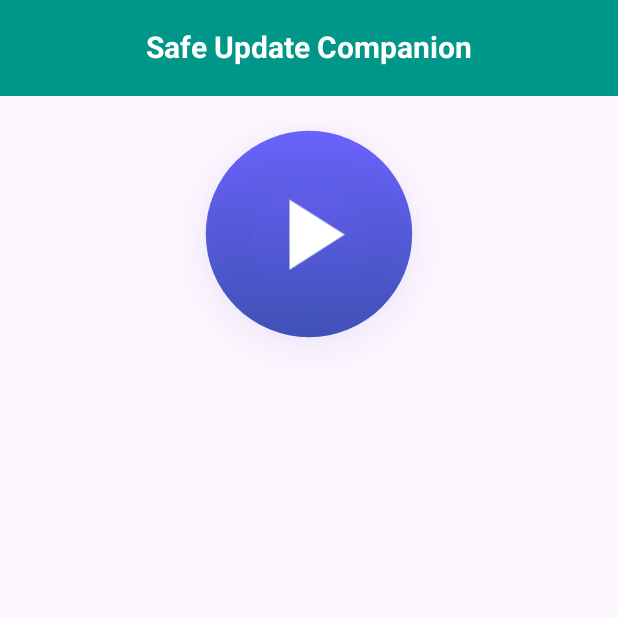
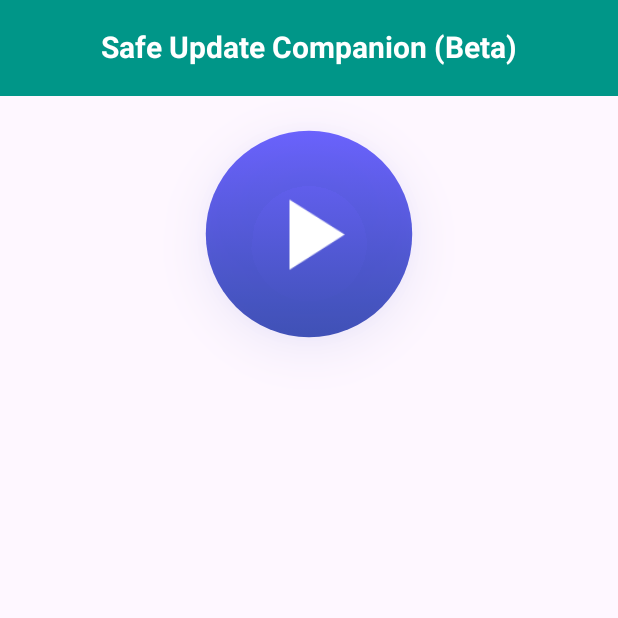
Before and after one commit to AJIN-98/SafeUpdateCompanion, an Android app built with Jetpack Compose: the screen it shows after launch (MainActivity), on a phone screen of 412 x 824 dp, the top half of it. Run offline under Robolectric (Android 15) with nearby library versions, the phone set to English and light mode, and no system bars; our stand-ins replace accompanist.

Commit message:
added beta label

```diff
--- a/app/src/main/java/com/example/safeupdatecompanion/MainActivity.kt
+++ b/app/src/main/java/com/example/safeupdatecompanion/MainActivity.kt
@@ -166,7 +166,7 @@ fun SafeUpdateApp() {
             CenterAlignedTopAppBar(
                 title = {
                     Text(
-                        "Safe Update Companion",
+                        "Safe Update Companion (Beta)",
                         color = Color.White,
                         fontWeight = FontWeight.Bold,
                         fontSize = 20.sp
```
